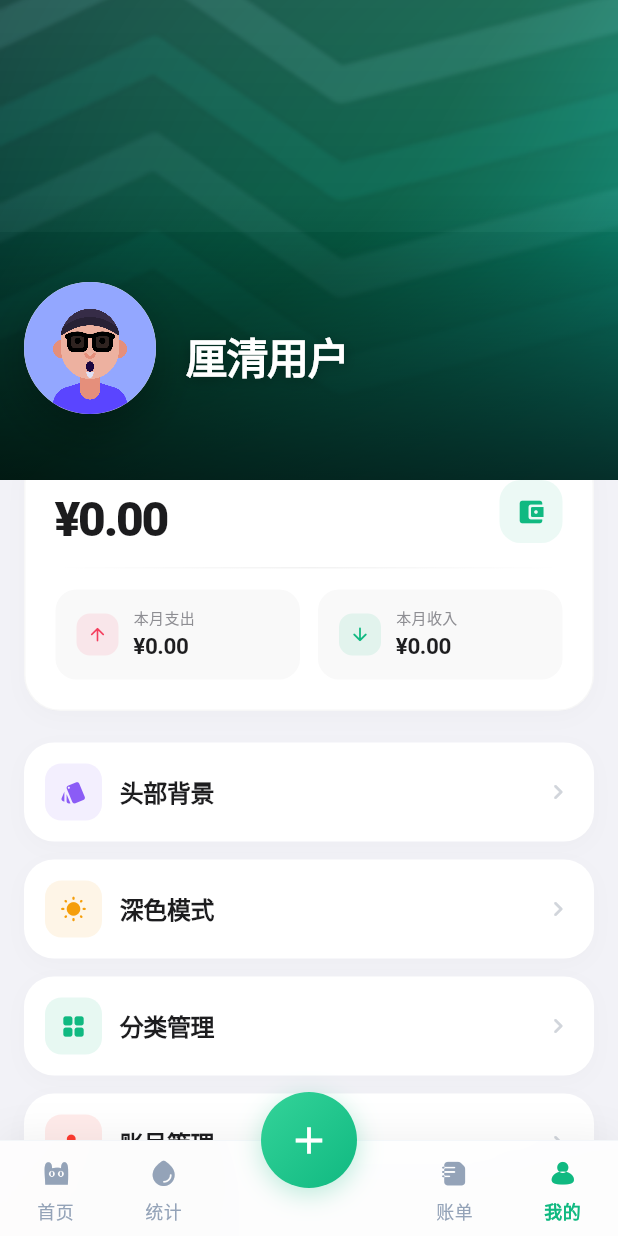
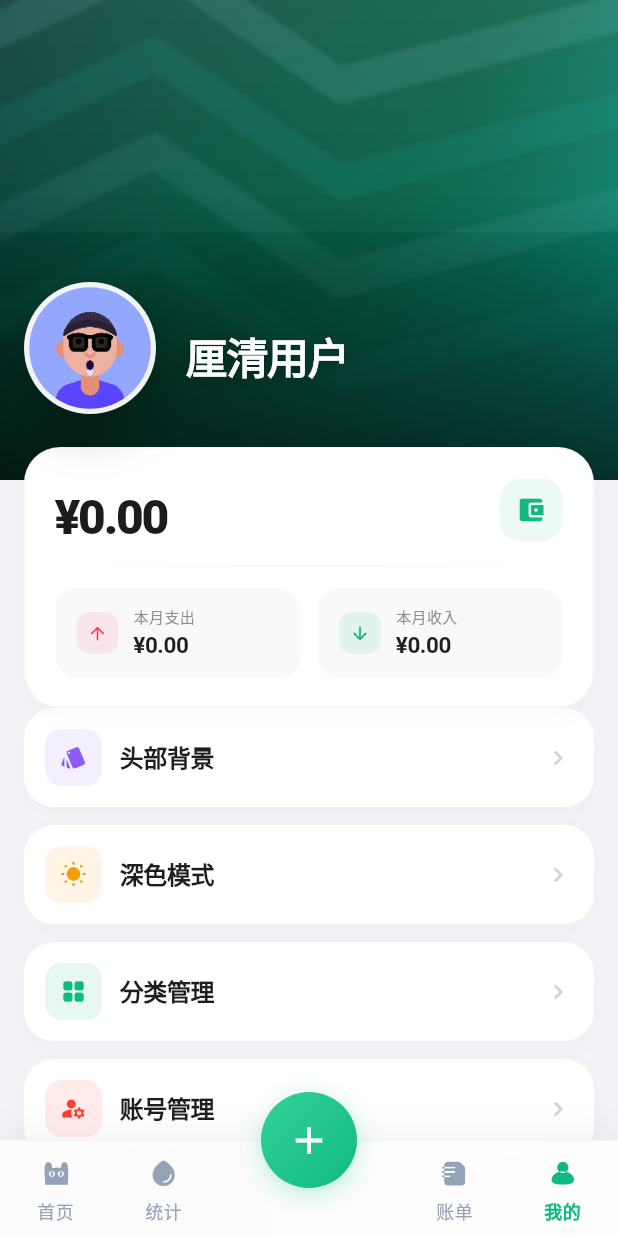
Before and after one commit to lxhcool/one-keep, a Flutter app: the ProfilePage screen opened by its route, on a phone screen of 412 x 824 dp. Run offline on Flutter 3.47's test engine with Material 3 defaults, Android fonts, the phone set to English and light mode, and no system bars; our stand-ins replace dio, flutter_riverpod, flutter_secure_storage, go_router, image_picker, permission_handler and 2 more; missing offline and left inert: dart:html, record; accounts and stored records are empty; network calls fail.

Commit message:
Fix profile avatar and finance card layering

```diff
--- a/client/lib/features/profile/profile_page.dart
+++ b/client/lib/features/profile/profile_page.dart
@@ -164,6 +164,8 @@ class _ProfilePageState extends ConsumerState<ProfilePage> {
     final t = (_scrollOffset / 150.0).clamp(0.0, 1.0);
     final topPadding = MediaQuery.of(context).padding.top;
     final bgHeight = 320.0 + topPadding;
+    const financeCardHeight = 174.0;
+    const financeCardOverlap = 22.0;
     const baseAvatarSize = 88.0;
     const minAvatarSize = 54.0;
     final avatarSize = baseAvatarSize - (baseAvatarSize - minAvatarSize) * t;
@@ -194,6 +196,12 @@ class _ProfilePageState extends ConsumerState<ProfilePage> {
                   t: t,
                   isDark: isDark,
                   defaultBackgroundIndex: defaultBackgroundIndex,
+                  totalExpense: totalExpense,
+                  totalIncome: totalIncome,
+                  balance: balance,
+                  isLoading: statsState.isLoading && statsOverview == null,
+                  financeCardHeight: financeCardHeight,
+                  financeCardOverlap: financeCardOverlap,
                 ),
               ),
               SliverToBoxAdapter(
@@ -202,18 +210,6 @@ class _ProfilePageState extends ConsumerState<ProfilePage> {
                   child: Column(
                     crossAxisAlignment: CrossAxisAlignment.start,
                     children: [
-                      Transform.translate(
-                        offset: const Offset(0, -21),
-                        child: _buildFinanceOverview(
-                          isDark: isDark,
-                          totalExpense: totalExpense,
-                          totalIncome: totalIncome,
-                          balance: balance,
-                          isLoading:
-                              statsState.isLoading && statsOverview == null,
-                        ),
-                      ),
-                      const SizedBox(height: 0),
                       _BentoGridMenu(
                         preferences: preferences,
                         onThemeTap: () {
@@ -247,49 +243,14 @@ class _ProfilePageState extends ConsumerState<ProfilePage> {
               children: [
                 OneKeepBouncingCard(
                   onTap: _showAvatarStudio,
-                  child: Hero(
-                    tag: 'profile_avatar',
-                    child: SizedBox.square(
-                      dimension: avatarSize,
-                      child: RepaintBoundary(
-                        child: DecoratedBox(
-                          decoration: BoxDecoration(
-                            shape: BoxShape.circle,
-                            boxShadow: [
-                              BoxShadow(
-                                color: Colors.black.withValues(
-                                  alpha: (0.25 * (1 - t * 0.5)).clamp(0, 0.25),
-                                ),
-                                blurRadius: 25 * (1 - t * 0.3),
-                                offset: Offset(0, 12 * (1 - t * 0.5)),
-                              ),
-                            ],
-                            border: Border.all(
-                              color: Colors.white.withValues(alpha: 0.9),
-                              width: (3.5 - 1.5 * t).clamp(1.0, 3.5),
-                            ),
-                          ),
-                          child: ClipOval(
-                            child: SizedBox.expand(
-                              child: _avatarBytes != null
-                                  ? Image.memory(
-                                      _avatarBytes!,
-                                      fit: BoxFit.cover,
-                                      cacheWidth: avatarCacheSize,
-                                      cacheHeight: avatarCacheSize,
-                                      gaplessPlayback: true,
-                                    )
-                                  : Image.asset(
-                                      _defaultAvatarAsset,
-                                      fit: BoxFit.cover,
-                                      cacheWidth: avatarCacheSize,
-                                      cacheHeight: avatarCacheSize,
-                                    ),
-                            ),
-                          ),
-                        ),
-                      ),
-                    ),
+                  child: _ProfileAvatar(
+                    size: avatarSize,
+                    borderWidth: (3.5 - 1.5 * t).clamp(1.0, 3.5),
+                    shadowOpacity: (0.25 * (1 - t * 0.5)).clamp(0, 0.25),
+                    shadowBlur: 25 * (1 - t * 0.3),
+                    shadowOffsetY: 12 * (1 - t * 0.5),
+                    avatarBytes: _avatarBytes,
+                    cacheSize: avatarCacheSize,
                   ),
                 ),
                 SizedBox(width: (20 - 4 * t).clamp(12.0, 20.0)),
@@ -375,9 +336,6 @@ class _ProfilePageState extends ConsumerState<ProfilePage> {
     required bool isLoading,
   }) {
     final textColor = isDark ? Colors.white : const Color(0xFF1C1C1E);
-    final subTextColor = isDark
-        ? const Color(0xFF8E8E93)
-        : const Color(0xFF8E8E93);
     final cardBg = isDark ? const Color(0xFF1C1C1E) : Colors.white;
 
     return Container(
@@ -408,15 +366,14 @@ class _ProfilePageState extends ConsumerState<ProfilePage> {
             crossAxisAlignment: CrossAxisAlignment.end,
             children: [
               Expanded(
-                child: Text(
-                  isLoading ? '--' : '¥${oneKeepCurrency(balance)}',
-                  style: TextStyle(
-                    color: textColor,
-                    fontSize: 32,
-                    fontWeight: FontWeight.w900,
-                    letterSpacing: -1.5,
-                    height: 1.0,
-                  ),
+                child: _AdaptiveMoneyText(
+                  value: isLoading ? '--' : '¥${oneKeepCurrency(balance)}',
+                  color: textColor,
+                  maxFontSize: 32,
+                  minFontSize: 18,
+                  fontWeight: FontWeight.w900,
+                  letterSpacing: -1.5,
+                  height: 1.0,
                 ),
               ),
               Container(
@@ -488,6 +445,12 @@ class _ProfilePageState extends ConsumerState<ProfilePage> {
     required double t,
     required bool isDark,
     required int defaultBackgroundIndex,
+    required double totalExpense,
+    required double totalIncome,
+    required double balance,
+    required bool isLoading,
+    required double financeCardHeight,
+    required double financeCardOverlap,
   }) {
     final topPadding = MediaQuery.of(context).padding.top;
     final bgHeight = 320.0 + topPadding;
@@ -497,7 +460,7 @@ class _ProfilePageState extends ConsumerState<ProfilePage> {
     final bgCacheHeight = (bgHeight * devicePixelRatio).round();
     return SizedBox(
       width: double.infinity,
-      height: bgHeight,
+      height: bgHeight + financeCardHeight - financeCardOverlap,
       child: Stack(
         clipBehavior: Clip.none,
         children: [
@@ -542,8 +505,22 @@ class _ProfilePageState extends ConsumerState<ProfilePage> {
             ),
           ),
 
-          // ── Avatar & Nickname (anchored near bottom of background) ──
           // ── Finance Card (overlaps bottom of background) ──────────
+          Positioned(
+            top: bgHeight - financeCardOverlap,
+            left: 16,
+            right: 16,
+            child: SizedBox(
+              height: financeCardHeight,
+              child: _buildFinanceOverview(
+                isDark: isDark,
+                totalExpense: totalExpense,
+                totalIncome: totalIncome,
+                balance: balance,
+                isLoading: isLoading,
+              ),
+            ),
+          ),
         ],
       ),
     );
@@ -754,6 +731,70 @@ class _ProfilePageState extends ConsumerState<ProfilePage> {
 }
 
 // 用户信息卡片 - 沉浸式头部设计
+
+class _ProfileAvatar extends StatelessWidget {
+  final double size;
+  final double borderWidth;
+  final double shadowOpacity;
+  final double shadowBlur;
+  final double shadowOffsetY;
+  final Uint8List? avatarBytes;
+  final int cacheSize;
+
+  const _ProfileAvatar({
+    required this.size,
+    required this.borderWidth,
+    required this.shadowOpacity,
+    required this.shadowBlur,
+    required this.shadowOffsetY,
+    required this.avatarBytes,
+    required this.cacheSize,
+  });
+
+  @override
+  Widget build(BuildContext context) {
+    final image = avatarBytes != null
+        ? Image.memory(
+            avatarBytes!,
+            width: double.infinity,
+            height: double.infinity,
+            fit: BoxFit.cover,
+            alignment: Alignment.center,
+            cacheWidth: cacheSize,
+            cacheHeight: cacheSize,
+            gaplessPlayback: true,
+          )
+        : Image.asset(
+            _defaultAvatarAsset,
+            width: double.infinity,
+            height: double.infinity,
+            fit: BoxFit.cover,
+            alignment: Alignment.center,
+            cacheWidth: cacheSize,
+            cacheHeight: cacheSize,
+          );
+
+    return RepaintBoundary(
+      child: Container(
+        width: size,
+        height: size,
+        padding: EdgeInsets.all(borderWidth),
+        decoration: BoxDecoration(
+          shape: BoxShape.circle,
+          color: Colors.white.withValues(alpha: 0.95),
+          boxShadow: [
+            BoxShadow(
+              color: Colors.black.withValues(alpha: shadowOpacity),
+              blurRadius: shadowBlur,
+              offset: Offset(0, shadowOffsetY),
+            ),
+          ],
+        ),
+        child: ClipOval(child: image),
+      ),
+    );
+  }
+}
 
 // 高级财务面板卡片
 class _FinanceDashboardCard extends StatelessWidget {
```
